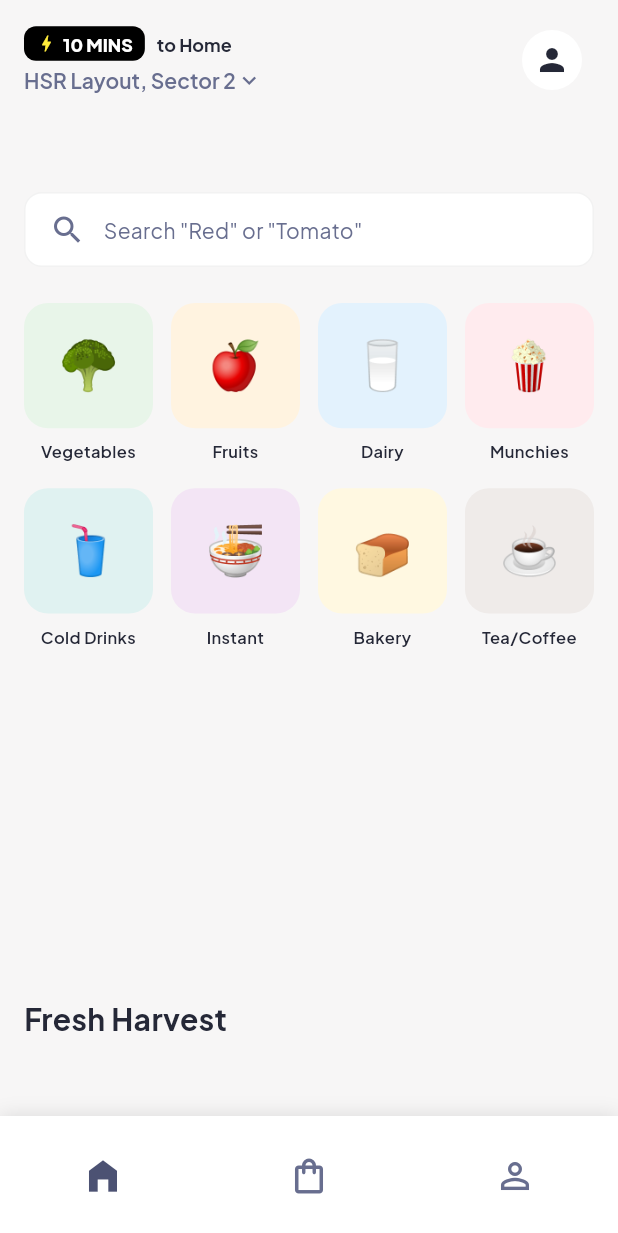
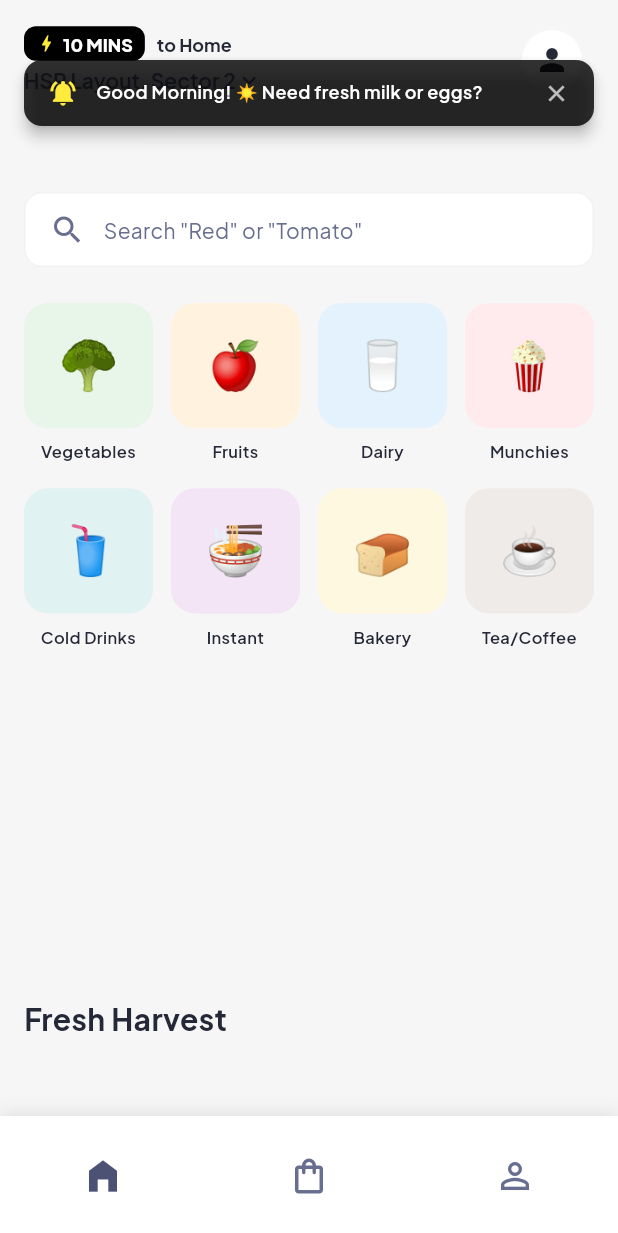
Before and after one commit to frost-guy-2006/VeGo, a Flutter app: the screen it shows once a user with an empty profile is signed in, on a phone screen of 412 x 824 dp. Shown: the top 1233 px of the screen. Run offline on Flutter 3.47's test engine with Material 3 defaults, Android fonts, the phone set to English and light mode, and no system bars; our stand-ins replace connectivity_plus, flutter_map, google_fonts, latlong2, shared_preferences, shimmer and 2 more; accounts and stored records are empty.

Commit message:
Initial Commit: FreshFlow

```diff
--- /dev/null
+++ b/freshflow/lib/core/services/notification_simulation_service.dart
@@ -0,0 +1,18 @@
+class NotificationSimulationService {
+  static String? getContextualNudge() {
+    final hour = DateTime.now().hour;
+
+    // Simulate "Smart Nudges"
+    if (hour >= 6 && hour < 11) {
+      return "Good Morning! ☀️ Need fresh milk or eggs?";
+    } else if (hour >= 11 && hour < 14) {
+      return "Lunch time! 🥗 How about a fresh salad?"; // e.g. Spinach/Carrot
+    } else if (hour >= 14 && hour < 18) {
+      return "Mid-day slump? ☕ Grab a snack!";
+    } else if (hour >= 18 && hour < 22) {
+      return "Dinner prepping? 🥘 Get your veggies in 10 mins!";
+    } else {
+      return "Late night cravings? 🌙 We are still open!";
+    }
+  }
+}
--- a/freshflow/lib/features/home/screens/home_screen.dart
+++ b/freshflow/lib/features/home/screens/home_screen.dart
@@ -14,6 +14,8 @@ import 'package:freshflow/features/home/widgets/rain_mode_overlay.dart';
 import 'package:google_fonts/google_fonts.dart';
 import 'package:flutter_staggered_grid_view/flutter_staggered_grid_view.dart';
 
+import 'package:freshflow/core/services/notification_simulation_service.dart';
+
 class HomeScreen extends StatefulWidget {
   const HomeScreen({super.key});
 
@@ -26,11 +28,20 @@ class _HomeScreenState extends State<HomeScreen> {
   // Rain Mode toggle (Simulated)
   bool _isRaining = false; // Disabled by default as per user request
 
+  String? _smartNudge;
+
   final List<Widget> _pages = [
     const HomeContent(),
     const CartScreen(),
     const ProfileScreen(),
   ];
+
+  @override
+  void initState() {
+    super.initState();
+    // Check for smart nudge
+    _smartNudge = NotificationSimulationService.getContextualNudge();
+  }
 
   @override
   Widget build(BuildContext context) {
@@ -45,6 +56,45 @@ class _HomeScreenState extends State<HomeScreen> {
 
           // Hero Feature: Rain Mode Overlay
           if (_currentIndex == 0) RainModeOverlay(isEnabled: _isRaining),
+
+          // Smart Notification Banner (Top)
+          if (_smartNudge != null && _currentIndex == 0)
+            Positioned(
+              top: 40, // Below status bar
+              left: 16,
+              right: 16,
+              child: Material(
+                elevation: 4,
+                borderRadius: BorderRadius.circular(12),
+                color: Colors.black.withOpacity(0.8),
+                child: Padding(
+                  padding:
+                      const EdgeInsets.symmetric(horizontal: 16, vertical: 12),
+                  child: Row(
+                    children: [
+                      const Icon(Icons.notifications_active,
+                          color: Colors.yellow, size: 20),
+                      const SizedBox(width: 12),
+                      Expanded(
+                        child: Text(
+                          _smartNudge!,
+                          style: GoogleFonts.plusJakartaSans(
+                            color: Colors.white,
+                            fontSize: 12,
+                            fontWeight: FontWeight.w600,
+                          ),
+                        ),
+                      ),
+                      GestureDetector(
+                        onTap: () => setState(() => _smartNudge = null),
+                        child: const Icon(Icons.close,
+                            color: Colors.white70, size: 18),
+                      )
+                    ],
+                  ),
+                ),
+              ),
+            ),
 
           // Show floating cart bar only on Home tab (index 0)
           if (_currentIndex == 0)
```
Also changed, not shown: freshflow/lib/features/tracking/screens/tracking_screen.dart (+77 -37 lines).
